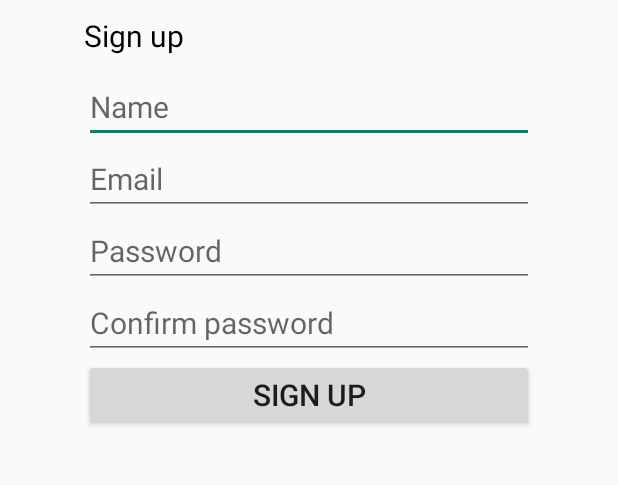
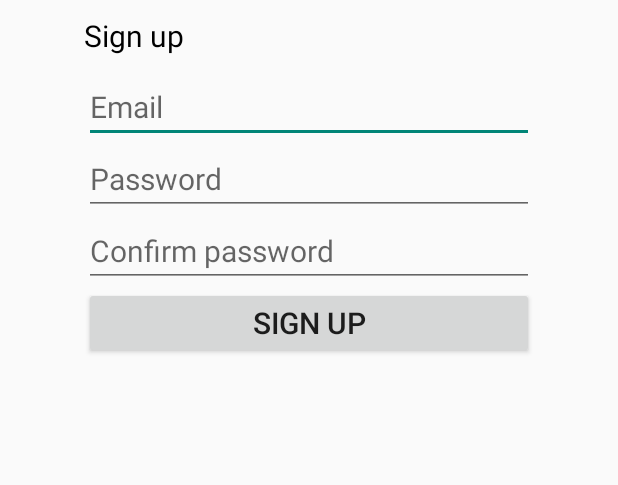
Before and after one commit to gavinerh/AD-Project, an Android app: the RegisterActivity screen opened directly, with no data from a screen before it, after a tap on "SIGN UP", on a phone screen of 412 x 824 dp, the part 271-756 px from its top. Run offline under Robolectric (Android 15) with nearby library versions, the light colour scheme and no system bars.

Commit message:
android - remove name from registration

```diff
--- a/ADProjectAndroid/app/src/main/java/com/ad_project_android/RegisterActivity.java
+++ b/ADProjectAndroid/app/src/main/java/com/ad_project_android/RegisterActivity.java
@@ -22,7 +22,7 @@ import retrofit2.converter.gson.GsonConverterFactory;
 
 public class RegisterActivity extends AppCompatActivity {
 
-    EditText nameInput, emailInput, passwordInput, checkPasswordInput;
+    EditText emailInput, passwordInput, checkPasswordInput;
     Button regBtn;
 
     @Override
@@ -30,7 +30,7 @@ public class RegisterActivity extends AppCompatActivity {
         super.onCreate(savedInstanceState);
         setContentView(R.layout.activity_register);
 
-        nameInput = findViewById(R.id.reg_nameinput);
+//        nameInput = findViewById(R.id.reg_nameinput);
         emailInput = findViewById(R.id.reg_emailinput);
         passwordInput = findViewById(R.id.reg_passwordinput);
         checkPasswordInput = findViewById(R.id.reg_checkpassword);
@@ -39,20 +39,20 @@ public class RegisterActivity extends AppCompatActivity {
         regBtn.setOnClickListener(new View.OnClickListener() {
             @Override
             public void onClick(View view) {
-                String name = nameInput.getText().toString();
+//                String name = nameInput.getText().toString();
                 String email = emailInput.getText().toString();
                 String password = passwordInput.getText().toString();
                 String checkPassword = checkPasswordInput.getText().toString();
 
-                if(checkFields(name, email, password, checkPassword)) {
-                    registerUser(name, email, password);
+                if(checkFields(email, password, checkPassword)) {
+                    registerUser(email, password);
                 }
             }
         });
     }
 
-    private boolean checkFields(String name, String email, String password, String checkPassword) {
-        if(isEmpty(nameInput) || isEmpty(emailInput) || isEmpty(passwordInput) || isEmpty(checkPasswordInput)) {
+    private boolean checkFields(String email, String password, String checkPassword) {
+        if(isEmpty(emailInput) || isEmpty(passwordInput) || isEmpty(checkPasswordInput)) {
             Toast.makeText(this, "All fields must be completed", Toast.LENGTH_SHORT).show();
             return false;
         }
@@ -64,7 +64,7 @@ public class RegisterActivity extends AppCompatActivity {
         return true;
     }
 
-    private void registerUser(String name, String email, String password){
+    private void registerUser(String email, String password){
         // create retrofit builder
         Retrofit retrofit = new Retrofit.Builder()
                 .baseUrl("http://10.0.2.2:8080/")
@@ -74,7 +74,7 @@ public class RegisterActivity extends AppCompatActivity {
         // create instance of UserService api class
         UserService userService = retrofit.create(UserService.class);
         // passing data from text field into user model
-        User user = new User(name, null, email, password);
+        User user = new User(null, null, email, password);
 
         // calling method to create a post and pass in model class
         Call<User> call = userService.registerUser(user);
--- a/ADProjectAndroid/app/src/main/res/layout/activity_register.xml
+++ b/ADProjectAndroid/app/src/main/res/layout/activity_register.xml
@@ -24,27 +24,15 @@
         android:layout_width="wrap_content"
         android:layout_height="wrap_content"
         android:layout_marginTop="10dp"
+        android:layout_marginBottom="10dp"
         android:text="@string/signUp"
         android:textSize="20sp"
         android:textColor="@color/black"
-        app:layout_constraintBottom_toTopOf="@id/reg_nameinput"
+        app:layout_constraintBottom_toTopOf="@id/reg_emailinput"
         app:layout_constraintEnd_toEndOf="parent"
         app:layout_constraintHorizontal_bias="0.162"
         app:layout_constraintStart_toStartOf="parent"
         app:layout_constraintTop_toBottomOf="@id/title" />
-
-    <EditText
-        android:id="@+id/reg_nameinput"
-        android:hint="@string/name"
-        android:inputType="text"
-        android:layout_marginTop="10dp"
-        android:textSize="20sp"
-        android:layout_width="300dp"
-        android:layout_height="wrap_content"
-        app:layout_constraintStart_toStartOf="parent"
-        app:layout_constraintEnd_toEndOf="parent"
-        app:layout_constraintBottom_toTopOf="@id/reg_emailinput"
-        app:layout_constraintTop_toBottomOf="@id/register" />
 
     <EditText
         android:id="@+id/reg_emailinput"
@@ -56,7 +44,7 @@
         app:layout_constraintStart_toStartOf="parent"
         app:layout_constraintEnd_toEndOf="parent"
         app:layout_constraintBottom_toTopOf="@id/reg_passwordinput"
-        app:layout_constraintTop_toBottomOf="@id/reg_nameinput" />
+        app:layout_constraintTop_toBottomOf="@id/register" />
 
     <EditText
         android:id="@+id/reg_passwordinput"
```
